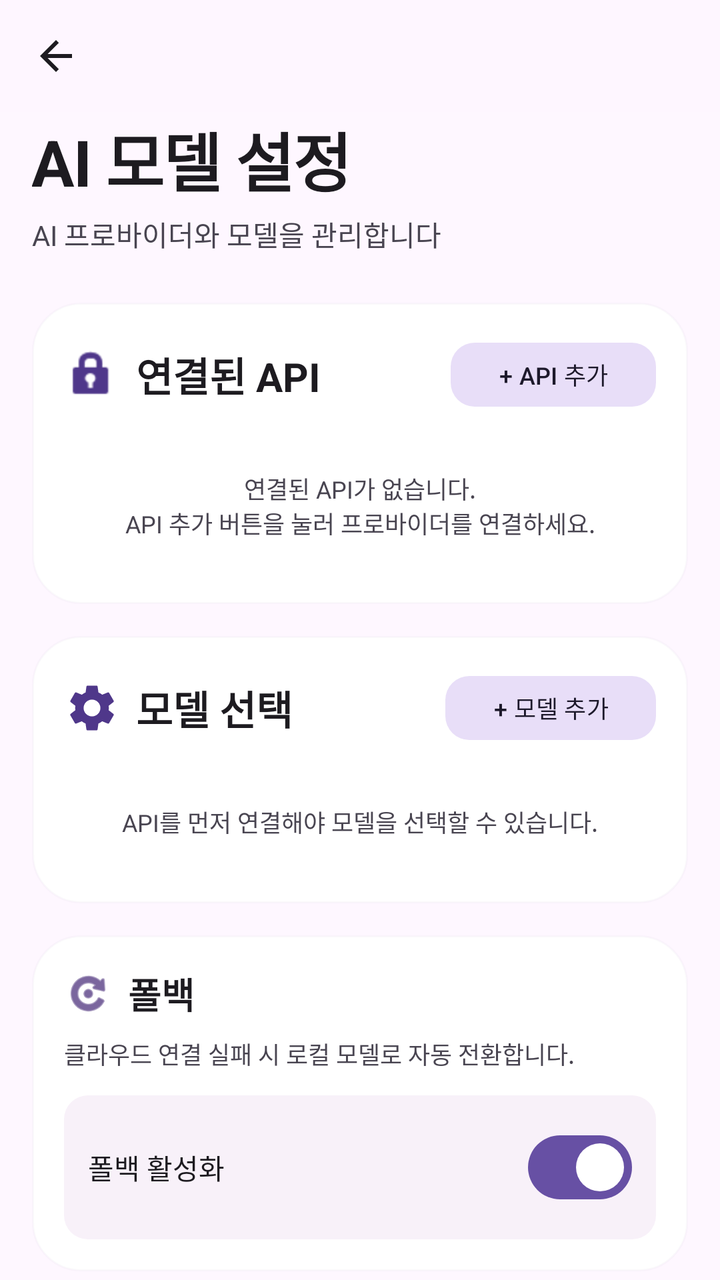
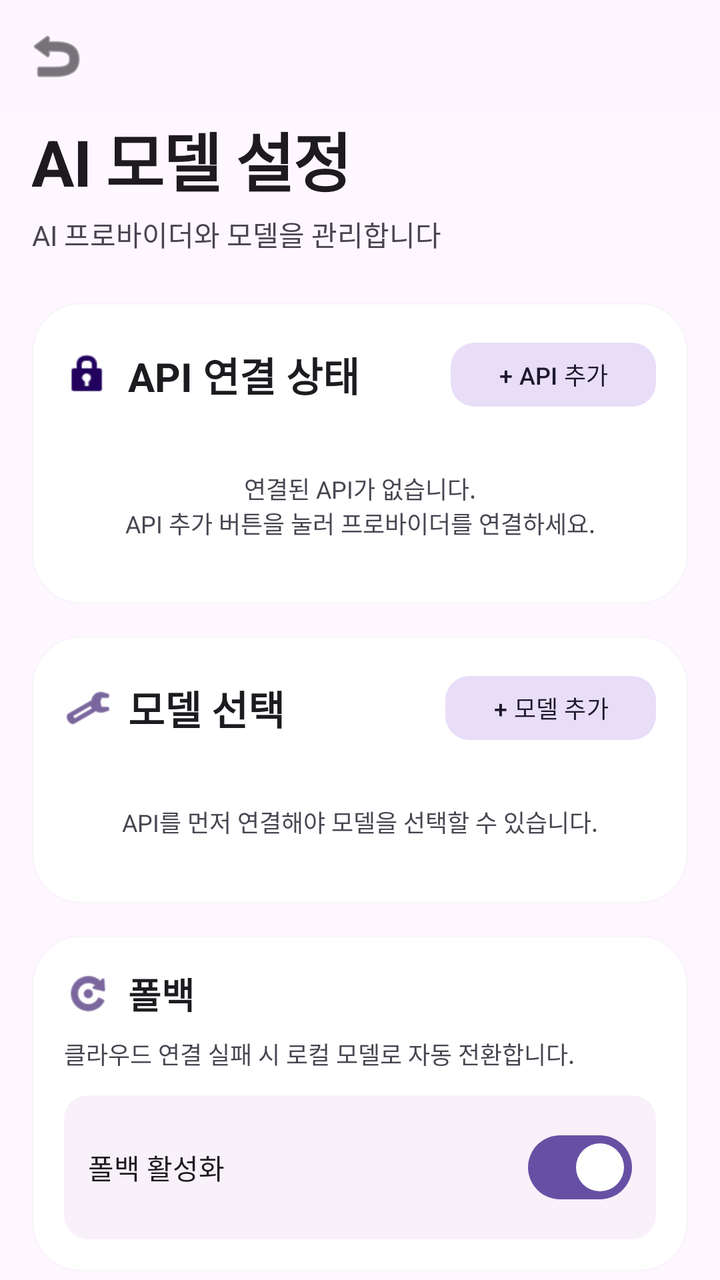

Before-and-after screenshots of an Android layout around one commit, followed by the original layout XML and the change that was made.
<!-- AndroidManifest.xml: application theme Theme.ClawDroid -->
<!-- res/layout/fragment_model_settings.xml -->
<?xml version="1.0" encoding="utf-8"?>
<LinearLayout
    xmlns:android="http://schemas.android.com/apk/res/android"
    xmlns:app="http://schemas.android.com/apk/res-auto"
    android:layout_width="match_parent"
    android:layout_height="match_parent"
    android:orientation="vertical"
    android:background="@color/md_surface">

    <com.google.android.material.appbar.MaterialToolbar
        android:id="@+id/toolbar"
        android:layout_width="match_parent"
        android:layout_height="@dimen/toolbar_height"
        android:background="@color/surface_80"
        android:elevation="0dp"
        app:navigationIcon="@drawable/ic_arrow_back"
        app:navigationIconTint="@color/md_on_surface" />

    <androidx.core.widget.NestedScrollView
        android:id="@+id/scrollView"
        android:layout_width="match_parent"
        android:layout_height="match_parent">

        <LinearLayout
            android:id="@+id/contentContainer"
            android:layout_width="match_parent"
            android:layout_height="wrap_content"
            android:orientation="vertical"
            android:paddingHorizontal="@dimen/spacing_lg"
            android:paddingBottom="@dimen/spacing_2xl">

            <TextView
                android:layout_width="match_parent"
                android:layout_height="wrap_content"
                android:text="AI 모델 설정"
                android:textSize="@dimen/text_3xl"
                android:textStyle="bold"
                android:textColor="@color/md_on_surface"
                android:letterSpacing="-0.02" />

            <TextView
                android:layout_width="match_parent"
                android:layout_height="wrap_content"
                android:text="AI 프로바이더와 모델을 관리합니다"
                android:textSize="@dimen/text_base"
                android:textColor="@color/md_on_surface_variant"
                android:layout_marginTop="@dimen/spacing_xs" />

            <LinearLayout
                android:layout_width="match_parent"
                android:layout_height="wrap_content"
                android:orientation="vertical"
                android:layout_marginTop="@dimen/spacing_xl"
                android:background="@drawable/bg_card_ghost_large"
                android:padding="@dimen/spacing_lg">

                <LinearLayout
                    android:layout_width="match_parent"
                    android:layout_height="wrap_content"
                    android:orientation="horizontal"
                    android:gravity="center_vertical"
                    android:layout_marginBottom="@dimen/spacing_md">

                    <ImageView
                        android:layout_width="28dp"
                        android:layout_height="28dp"
                        android:src="@android:drawable/ic_lock_idle_lock"
                        app:tint="@color/md_primary" />

                    <TextView
                        android:layout_width="0dp"
                        android:layout_height="wrap_content"
                        android:layout_weight="1"
                        android:text="연결된 API"
                        android:textSize="@dimen/text_xl"
                        android:textStyle="bold"
                        android:textColor="@color/md_on_surface"
                        android:layout_marginStart="@dimen/spacing_sm" />

                    <com.google.android.material.button.MaterialButton
                        android:id="@+id/btnAddApi"
                        style="@style/Widget.Material3.Button.TonalButton"
                        android:layout_width="wrap_content"
                        android:layout_height="40dp"
                        android:text="+ API 추가"
                        android:textSize="@dimen/text_sm"
                        app:cornerRadius="@dimen/radius_lg" />
                </LinearLayout>

                <LinearLayout
                    android:id="@+id/connectedApiContainer"
                    android:layout_width="match_parent"
                    android:layout_height="wrap_content"
                    android:orientation="vertical" />

                <TextView
                    android:id="@+id/tvNoApiConnected"
                    android:layout_width="match_parent"
                    android:layout_height="wrap_content"
                    android:text="연결된 API가 없습니다.\nAPI 추가 버튼을 눌러 프로바이더를 연결하세요."
                    android:textSize="@dimen/text_sm"
                    android:textColor="@color/md_on_surface_variant"
                    android:gravity="center"
                    android:padding="@dimen/spacing_lg" />

            </LinearLayout>

            <LinearLayout
                android:id="@+id/sectionModelSelection"
                android:layout_width="match_parent"
                android:layout_height="wrap_content"
                android:orientation="vertical"
                android:layout_marginTop="@dimen/spacing_lg"
                android:background="@drawable/bg_card_ghost_large"
                android:padding="@dimen/spacing_lg">

                <LinearLayout
                    android:layout_width="match_parent"
                    android:layout_height="wrap_content"
                    android:orientation="horizontal"
                    android:gravity="center_vertical"
                    android:layout_marginBottom="@dimen/spacing_md">

                    <ImageView
                        android:layout_width="28dp"
                        android:layout_height="28dp"
                        android:src="@drawable/ic_settings_gear"
                        app:tint="@color/md_primary" />

                    <TextView
                        android:layout_width="0dp"
                        android:layout_height="wrap_content"
                        android:layout_weight="1"
                        android:text="모델 선택"
                        android:textSize="@dimen/text_xl"
                        android:textStyle="bold"
                        android:textColor="@color/md_on_surface"
                        android:layout_marginStart="@dimen/spacing_sm" />

                    <com.google.android.material.button.MaterialButton
                        android:id="@+id/btnAddModel"
                        style="@style/Widget.Material3.Button.TonalButton"
                        android:layout_width="wrap_content"
                        android:layout_height="40dp"
                        android:text="+ 모델 추가"
                        android:textSize="@dimen/text_sm"
                        app:cornerRadius="@dimen/radius_lg" />
                </LinearLayout>

                <LinearLayout
                    android:id="@+id/modelListContainer"
                    android:layout_width="match_parent"
                    android:layout_height="wrap_content"
                    android:orientation="vertical" />

                <TextView
                    android:id="@+id/tvModelDisabled"
                    android:layout_width="match_parent"
                    android:layout_height="wrap_content"
                    android:text="API를 먼저 연결해야 모델을 선택할 수 있습니다."
                    android:textSize="@dimen/text_sm"
                    android:textColor="@color/md_on_surface_variant"
                    android:gravity="center"
                    android:padding="@dimen/spacing_lg" />

            </LinearLayout>

            <LinearLayout
                android:layout_width="match_parent"
                android:layout_height="wrap_content"
                android:orientation="vertical"
                android:layout_marginTop="@dimen/spacing_lg"
                android:background="@drawable/bg_card_ghost_large"
                android:padding="@dimen/spacing_lg">

                <LinearLayout
                    android:layout_width="match_parent"
                    android:layout_height="wrap_content"
                    android:orientation="horizontal"
                    android:gravity="center_vertical"
                    android:layout_marginBottom="@dimen/spacing_sm">

                    <ImageView
                        android:layout_width="24dp"
                        android:layout_height="24dp"
                        android:src="@android:drawable/ic_menu_rotate"
                        app:tint="@color/md_on_primary_fixed"/>

                    <TextView
                        android:layout_width="wrap_content"
                        android:layout_height="wrap_content"
                        android:text="폴백"
                        android:textSize="@dimen/text_lg"
                        android:textStyle="bold"
                        android:textColor="@color/md_on_surface"
                        android:layout_marginStart="@dimen/spacing_sm"
                        />
                </LinearLayout>

                <TextView
                    android:layout_width="match_parent"
                    android:layout_height="wrap_content"
                    android:text="클라우드 연결 실패 시 로컬 모델로 자동 전환합니다."
                    android:textSize="@dimen/text_sm"
                    android:textColor="@color/md_on_surface_variant"
                    android:layout_marginBottom="@dimen/spacing_md" />

                <LinearLayout
                    android:layout_width="match_parent"
                    android:layout_height="wrap_content"
                    android:orientation="horizontal"
                    android:gravity="center_vertical"
                    android:background="@drawable/bg_surface_container_low"
                    android:padding="@dimen/spacing_md">

                    <TextView
                        android:layout_width="0dp"
                        android:layout_height="wrap_content"
                        android:layout_weight="1"
                        android:text="폴백 활성화"
                        android:textSize="@dimen/text_base"
                        android:textColor="@color/md_on_surface" />

                    <com.google.android.material.materialswitch.MaterialSwitch
                        android:id="@+id/switchFallback"
                        android:layout_width="wrap_content"
                        android:layout_height="wrap_content"
                        android:checked="true" />
                </LinearLayout>
            </LinearLayout>

        </LinearLayout>

    </androidx.core.widget.NestedScrollView>

</LinearLayout>
<!-- resources referenced by this layout -->
<resources>
  <color name="md_primary">#4F378A</color>
  <!-- drawable ic_arrow_back (drawable) -->
  <vector xmlns:android="http://schemas.android.com/apk/res/android"
      android:width="24dp"
      android:height="24dp"
      android:viewportWidth="24"
      android:viewportHeight="24"
      android:tint="?attr/colorControlNormal">
      <path
          android:fillColor="@android:color/white"
          android:pathData="M20,11H7.83l5.59,-5.59L12,4l-8,8 8,8 1.41,-1.41L7.83,13H20v-2z" />
  </vector>
  <!-- drawable ic_settings_gear (drawable) -->
  <vector xmlns:android="http://schemas.android.com/apk/res/android"
      android:width="24dp"
      android:height="24dp"
      android:viewportWidth="24"
      android:viewportHeight="24"
      android:tint="?attr/colorControlNormal">
      <path
          android:fillColor="@android:color/white"
          android:pathData="M19.14,12.94c0.04,-0.3 0.06,-0.61 0.06,-0.94c0,-0.32 -0.02,-0.64 -0.07,-0.94l2.03,-1.58c0.18,-0.14 0.23,-0.41 0.12,-0.61l-1.92,-3.32c-0.12,-0.22 -0.37,-0.29 -0.59,-0.22l-2.39,0.96c-0.5,-0.38 -1.03,-0.7 -1.62,-0.94L14.4,2.81c-0.04,-0.24 -0.24,-0.41 -0.48,-0.41h-3.84c-0.24,0 -0.43,0.17 -0.47,0.41L9.25,5.35C8.66,5.59 8.12,5.92 7.63,6.29L5.24,5.33c-0.22,-0.08 -0.47,0 -0.59,0.22L2.74,8.87C2.62,9.08 2.66,9.34 2.86,9.48l2.03,1.58C4.84,11.36 4.8,11.69 4.8,12s0.02,0.64 0.07,0.94l-2.03,1.58c-0.18,0.14 -0.23,0.41 -0.12,0.61l1.92,3.32c0.12,0.22 0.37,0.29 0.59,0.22l2.39,-0.96c0.5,0.38 1.03,0.7 1.62,0.94l0.36,2.54c0.05,0.24 0.24,0.41 0.48,0.41h3.84c0.24,0 0.44,-0.17 0.47,-0.41l0.36,-2.54c0.59,-0.24 1.13,-0.56 1.62,-0.94l2.39,0.96c0.22,0.08 0.47,0 0.59,-0.22l1.92,-3.32c0.12,-0.22 0.07,-0.47 -0.12,-0.61L19.14,12.94zM12,15.6c-1.98,0 -3.6,-1.62 -3.6,-3.6s1.62,-3.6 3.6,-3.6s3.6,1.62 3.6,3.6S13.98,15.6 12,15.6z" />
  </vector>
  <style name="Theme.ClawDroid" parent="Theme.Material3.Light.NoActionBar">
          
          <item name="colorPrimary">@color/purple_primary</item>
          <item name="colorPrimaryContainer">@color/purple_primary_variant</item>
          <item name="colorOnPrimary">@color/purple_on_primary</item>
          <item name="colorOnPrimaryContainer">#E0D2FF</item>
  
          
          <item name="colorSecondary">#625B71</item>
          <item name="colorSecondaryContainer">#E8DEF9</item>
          <item name="colorOnSecondary">@color/purple_on_primary</item>
          <item name="colorOnSecondaryContainer">#686177</item>
  
          
          <item name="colorTertiary">#633B48</item>
          <item name="colorTertiaryContainer">#7D5260</item>
          <item name="colorOnTertiary">@color/purple_on_primary</item>
          <item name="colorOnTertiaryContainer">#FFCBDA</item>
  
          
          <item name="colorError">#BA1A1A</item>
          <item name="colorErrorContainer">#FFDAD6</item>
          <item name="colorOnError">@color/purple_on_primary</item>
          <item name="colorOnErrorContainer">#93000A</item>
  
          
          <item name="colorSurface">#FEF7FF</item>
          <item name="colorSurfaceVariant">#E7E0E8</item>
          <item name="colorOnSurface">#1D1B20</item>
          <item name="colorOnSurfaceVariant">#494551</item>
          <item name="android:colorBackground">@color/background</item>
          <item name="colorOnBackground">#1D1B20</item>
          <item name="colorSurfaceContainerLowest">#FFFFFF</item>
          <item name="colorSurfaceContainerLow">#F8F1F9</item>
          <item name="colorSurfaceContainer">#F2ECF4</item>
          <item name="colorSurfaceContainerHigh">#EDE6EE</item>
          <item name="colorSurfaceContainerHighest">#E7E0E8</item>
  
          
          <item name="colorOutline">#7A7582</item>
          <item name="colorOutlineVariant">#CBC4D2</item>
  
          
          <item name="colorSurfaceInverse">#322F35</item>
          <item name="colorOnSurfaceInverse">#F5EFF6</item>
          <item name="colorPrimaryInverse">#CFBCFF</item>
  
          
          <item name="android:statusBarColor">@color/background</item>
          <item name="android:navigationBarColor">#FEF7FF</item>
          <item name="android:windowLightStatusBar">true</item>
  
          
          <item name="shapeAppearanceSmallComponent">@style/Shape.ClawDroid.Small</item>
          <item name="shapeAppearanceMediumComponent">@style/Shape.ClawDroid.Medium</item>
          <item name="shapeAppearanceLargeComponent">@style/Shape.ClawDroid.Large</item>
      </style>
  <!-- unchanged entries left out for length: 27 -->
</resources>

<!-- the commit's change to res/layout/fragment_model_settings.xml (unified diff, before → after) -->
@@ -13,7 +13,7 @@
         android:layout_height="@dimen/toolbar_height"
         android:background="@color/surface_80"
         android:elevation="0dp"
-        app:navigationIcon="@drawable/ic_arrow_back"
+        app:navigationIcon="@android:drawable/ic_menu_revert"
         app:navigationIconTint="@color/md_on_surface" />
 
     <androidx.core.widget.NestedScrollView
@@ -32,7 +32,7 @@
             <TextView
                 android:layout_width="match_parent"
                 android:layout_height="wrap_content"
-                android:text="AI 모델 설정"
+                android:text="@string/model_settings_title"
                 android:textSize="@dimen/text_3xl"
                 android:textStyle="bold"
                 android:textColor="@color/md_on_surface"
@@ -41,7 +41,7 @@
             <TextView
                 android:layout_width="match_parent"
                 android:layout_height="wrap_content"
-                android:text="AI 프로바이더와 모델을 관리합니다"
+                android:text="@string/model_settings_subtitle"
                 android:textSize="@dimen/text_base"
                 android:textColor="@color/md_on_surface_variant"
                 android:layout_marginTop="@dimen/spacing_xs" />
@@ -62,16 +62,16 @@
                     android:layout_marginBottom="@dimen/spacing_md">
 
                     <ImageView
-                        android:layout_width="28dp"
-                        android:layout_height="28dp"
+                        android:layout_width="@dimen/icon_md"
+                        android:layout_height="@dimen/icon_md"
                         android:src="@android:drawable/ic_lock_idle_lock"
-                        app:tint="@color/md_primary" />
+                        app:tint="@color/md_on_primary_fixed" />
 
                     <TextView
                         android:layout_width="0dp"
                         android:layout_height="wrap_content"
                         android:layout_weight="1"
-                        android:text="연결된 API"
+                        android:text="@string/model_connected_api"
                         android:textSize="@dimen/text_xl"
                         android:textStyle="bold"
                         android:textColor="@color/md_on_surface"
@@ -82,7 +82,7 @@
                         style="@style/Widget.Material3.Button.TonalButton"
                         android:layout_width="wrap_content"
                         android:layout_height="40dp"
-                        android:text="+ API 추가"
+                        android:text="@string/model_add_api"
                         android:textSize="@dimen/text_sm"
                         app:cornerRadius="@dimen/radius_lg" />
                 </LinearLayout>
@@ -97,7 +97,7 @@
                     android:id="@+id/tvNoApiConnected"
                     android:layout_width="match_parent"
                     android:layout_height="wrap_content"
-                    android:text="연결된 API가 없습니다.\nAPI 추가 버튼을 눌러 프로바이더를 연결하세요."
+                    android:text="@string/model_no_api_connected"
                     android:textSize="@dimen/text_sm"
                     android:textColor="@color/md_on_surface_variant"
                     android:gravity="center"
@@ -122,16 +122,16 @@
                     android:layout_marginBottom="@dimen/spacing_md">
 
                     <ImageView
-                        android:layout_width="28dp"
-                        android:layout_height="28dp"
-                        android:src="@drawable/ic_settings_gear"
-                        app:tint="@color/md_primary" />
+                        android:layout_width="@dimen/icon_md"
+                        android:layout_height="@dimen/icon_md"
+                        android:src="@android:drawable/ic_menu_manage"
+                        app:tint="@color/md_on_primary_fixed" />
 
                     <TextView
                         android:layout_width="0dp"
                         android:layout_height="wrap_content"
                         android:layout_weight="1"
-                        android:text="모델 선택"
+                        android:text="@string/model_selection"
                         android:textSize="@dimen/text_xl"
                         android:textStyle="bold"
                         android:textColor="@color/md_on_surface"
@@ -142,7 +142,7 @@
                         style="@style/Widget.Material3.Button.TonalButton"
                         android:layout_width="wrap_content"
                         android:layout_height="40dp"
-                        android:text="+ 모델 추가"
+                        android:text="@string/model_add_model"
                         android:textSize="@dimen/text_sm"
                         app:cornerRadius="@dimen/radius_lg" />
                 </LinearLayout>
@@ -157,7 +157,7 @@
                     android:id="@+id/tvModelDisabled"
                     android:layout_width="match_parent"
                     android:layout_height="wrap_content"
-                    android:text="API를 먼저 연결해야 모델을 선택할 수 있습니다."
+                    android:text="@string/model_disabled_until_api"
                     android:textSize="@dimen/text_sm"
                     android:textColor="@color/md_on_surface_variant"
                     android:gravity="center"
@@ -181,15 +181,15 @@
                     android:layout_marginBottom="@dimen/spacing_sm">
 
                     <ImageView
-                        android:layout_width="24dp"
-                        android:layout_height="24dp"
+                        android:layout_width="@dimen/icon_md"
+                        android:layout_height="@dimen/icon_md"
                         android:src="@android:drawable/ic_menu_rotate"
                         app:tint="@color/md_on_primary_fixed"/>
 
                     <TextView
                         android:layout_width="wrap_content"
                         android:layout_height="wrap_content"
-                        android:text="폴백"
+                        android:text="@string/model_fallback"
                         android:textSize="@dimen/text_lg"
                         android:textStyle="bold"
                         android:textColor="@color/md_on_surface"
@@ -200,7 +200,7 @@
                 <TextView
                     android:layout_width="match_parent"
                     android:layout_height="wrap_content"
-                    android:text="클라우드 연결 실패 시 로컬 모델로 자동 전환합니다."
+                    android:text="@string/model_fallback_desc"
                     android:textSize="@dimen/text_sm"
                     android:textColor="@color/md_on_surface_variant"
                     android:layout_marginBottom="@dimen/spacing_md" />
@@ -217,7 +217,7 @@
                         android:layout_width="0dp"
                         android:layout_height="wrap_content"
                         android:layout_weight="1"
-                        android:text="폴백 활성화"
+                        android:text="@string/model_fallback_enabled"
                         android:textSize="@dimen/text_base"
                         android:textColor="@color/md_on_surface" />
 
<!-- resource entries referenced after the edit -->
@@ -1,28 +1,17 @@
 <!-- resources referenced by this layout -->
 <resources>
-  <color name="md_primary">#4F378A</color>
-  <!-- drawable ic_arrow_back (drawable) -->
-  <vector xmlns:android="http://schemas.android.com/apk/res/android"
-      android:width="24dp"
-      android:height="24dp"
-      android:viewportWidth="24"
-      android:viewportHeight="24"
-      android:tint="?attr/colorControlNormal">
-      <path
-          android:fillColor="@android:color/white"
-          android:pathData="M20,11H7.83l5.59,-5.59L12,4l-8,8 8,8 1.41,-1.41L7.83,13H20v-2z" />
-  </vector>
-  <!-- drawable ic_settings_gear (drawable) -->
-  <vector xmlns:android="http://schemas.android.com/apk/res/android"
-      android:width="24dp"
-      android:height="24dp"
-      android:viewportWidth="24"
-      android:viewportHeight="24"
-      android:tint="?attr/colorControlNormal">
-      <path
-          android:fillColor="@android:color/white"
-          android:pathData="M19.14,12.94c0.04,-0.3 0.06,-0.61 0.06,-0.94c0,-0.32 -0.02,-0.64 -0.07,-0.94l2.03,-1.58c0.18,-0.14 0.23,-0.41 0.12,-0.61l-1.92,-3.32c-0.12,-0.22 -0.37,-0.29 -0.59,-0.22l-2.39,0.96c-0.5,-0.38 -1.03,-0.7 -1.62,-0.94L14.4,2.81c-0.04,-0.24 -0.24,-0.41 -0.48,-0.41h-3.84c-0.24,0 -0.43,0.17 -0.47,0.41L9.25,5.35C8.66,5.59 8.12,5.92 7.63,6.29L5.24,5.33c-0.22,-0.08 -0.47,0 -0.59,0.22L2.74,8.87C2.62,9.08 2.66,9.34 2.86,9.48l2.03,1.58C4.84,11.36 4.8,11.69 4.8,12s0.02,0.64 0.07,0.94l-2.03,1.58c-0.18,0.14 -0.23,0.41 -0.12,0.61l1.92,3.32c0.12,0.22 0.37,0.29 0.59,0.22l2.39,-0.96c0.5,0.38 1.03,0.7 1.62,0.94l0.36,2.54c0.05,0.24 0.24,0.41 0.48,0.41h3.84c0.24,0 0.44,-0.17 0.47,-0.41l0.36,-2.54c0.59,-0.24 1.13,-0.56 1.62,-0.94l2.39,0.96c0.22,0.08 0.47,0 0.59,-0.22l1.92,-3.32c0.12,-0.22 0.07,-0.47 -0.12,-0.61L19.14,12.94zM12,15.6c-1.98,0 -3.6,-1.62 -3.6,-3.6s1.62,-3.6 3.6,-3.6s3.6,1.62 3.6,3.6S13.98,15.6 12,15.6z" />
-  </vector>
+  <dimen name="icon_md">24dp</dimen>
+  <string name="model_add_api">+ API 추가</string>
+  <string name="model_add_model">+ 모델 추가</string>
+  <string name="model_connected_api">API 연결 상태</string>
+  <string name="model_disabled_until_api">API를 먼저 연결해야 모델을 선택할 수 있습니다.</string>
+  <string name="model_fallback">폴백</string>
+  <string name="model_fallback_desc">클라우드 연결 실패 시 로컬 모델로 자동 전환합니다.</string>
+  <string name="model_fallback_enabled">폴백 활성화</string>
+  <string name="model_no_api_connected">연결된 API가 없습니다.\nAPI 추가 버튼을 눌러 프로바이더를 연결하세요.</string>
+  <string name="model_selection">모델 선택</string>
+  <string name="model_settings_subtitle">AI 프로바이더와 모델을 관리합니다</string>
+  <string name="model_settings_title">AI 모델 설정</string>
   <style name="Theme.ClawDroid" parent="Theme.Material3.Light.NoActionBar">
           
           <item name="colorPrimary">@color/purple_primary</item>
@@ -72,14 +61,16 @@
   
           
           <item name="android:statusBarColor">@color/background</item>
-          <item name="android:navigationBarColor">#FEF7FF</item>
+          <item name="android:navigationBarColor">@color/md_primary_container</item>
           <item name="android:windowLightStatusBar">true</item>
+          <item name="android:windowLightNavigationBar">false</item>
   
           
           <item name="shapeAppearanceSmallComponent">@style/Shape.ClawDroid.Small</item>
           <item name="shapeAppearanceMediumComponent">@style/Shape.ClawDroid.Medium</item>
           <item name="shapeAppearanceLargeComponent">@style/Shape.ClawDroid.Large</item>
       </style>
+  <color name="md_primary_container">#6750A4</color>
   <!-- unchanged entries left out for length: 27 -->
 </resources>
 
